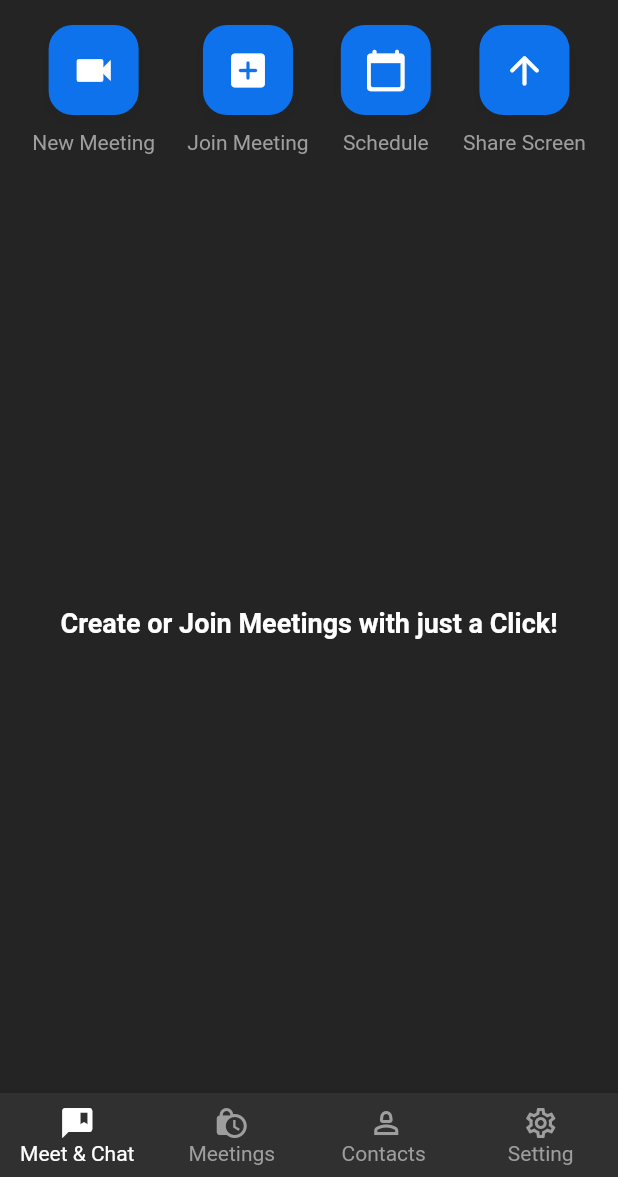
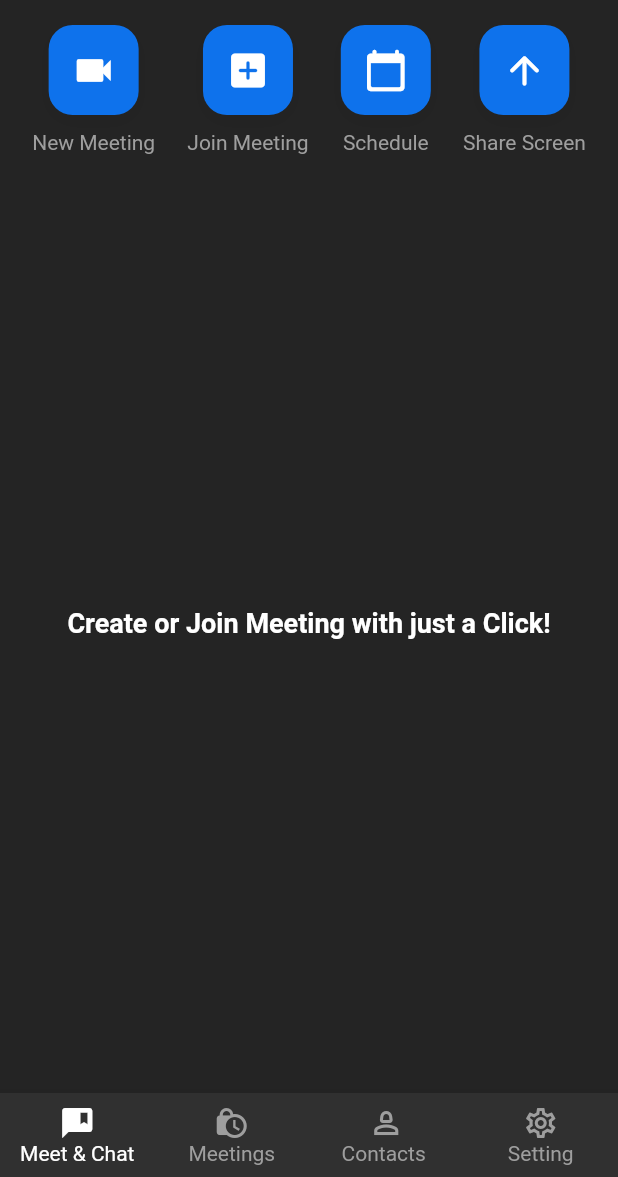
Before and after one commit to SAMIULLAH-KALHORO-DEV/zoom_clone, a Flutter app: the screen it shows after launch, on a phone screen of 412 x 824 dp, the part 59-1236 px from its top. Run offline on Flutter 3.47's test engine with Material 2 defaults, Android fonts, the phone set to English and light mode, and no system bars; our stand-ins replace cloud_firestore, firebase_auth, firebase_core, google_sign_in; missing offline and left inert: jitsi_meet_v1; accounts and stored records are empty.

Commit message:
some naming changes

```diff
--- a/lib/screens/meeting_screen.dart
+++ b/lib/screens/meeting_screen.dart
@@ -51,7 +51,7 @@ class MeetingScreen extends StatelessWidget {
       const Expanded(
         child: Center(
           child: Text(
-            "Create or Join Meetings with just a Click!",
+            "Create or Join Meeting with just a Click!",
             style: TextStyle(fontWeight: FontWeight.bold, fontSize: 18),
           ),
         ),
```
